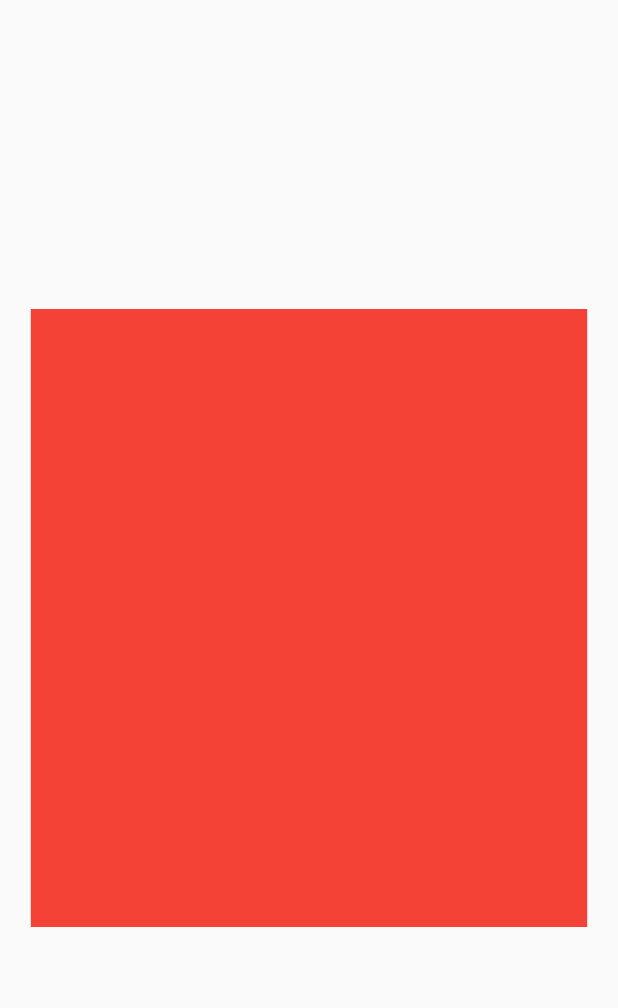
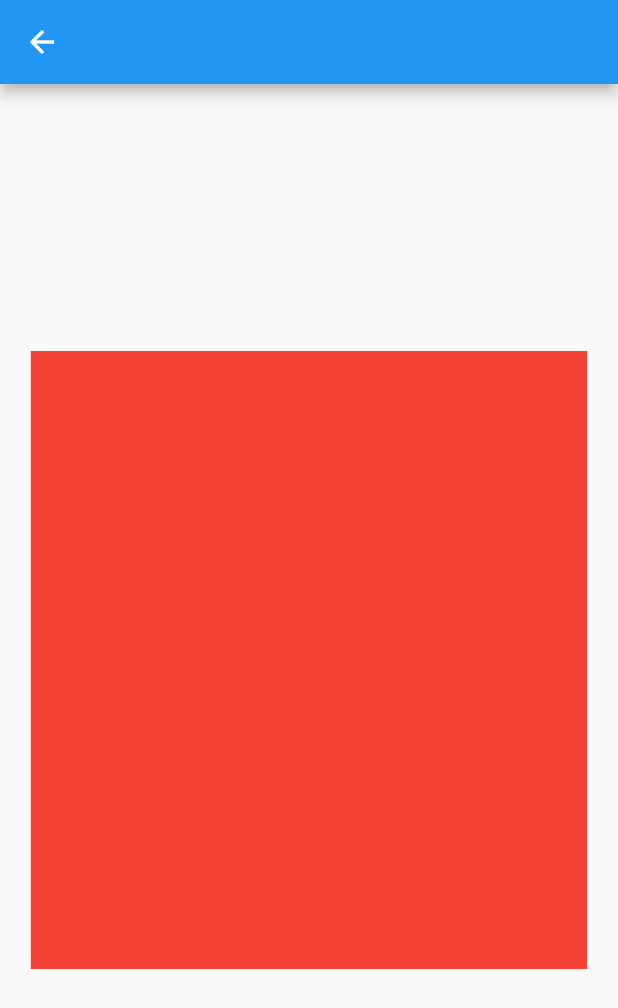
Before and after one commit to aeyrium/bezier-chart, a Flutter app: the screen it shows after launch, after a tap on "Sample 1", on a phone screen of 412 x 824 dp. Shown: the top 1008 px of the screen. Run offline on Flutter 3.47's test engine with Material 2 defaults, Android fonts, the phone set to English and light mode, and no system bars; statements that could not run were skipped.

Commit message:
added version for intl package

```diff
--- a/example/lib/main.dart
+++ b/example/lib/main.dart
@@ -21,7 +21,7 @@ class MyHomePage extends StatelessWidget {
     Navigator.of(context).push(
       MaterialPageRoute(
         builder: (_) => Scaffold(
-              //appBar: AppBar(),
+              appBar: AppBar(),
               body: widget,
             ),
       ),
--- a/pubspec.yaml
+++ b/pubspec.yaml
@@ -10,7 +10,7 @@ environment:
 dependencies:
   flutter:
     sdk: flutter
-  intl: any
+  intl: ^0.15.8
 
 dev_dependencies:
   flutter_test:
```
